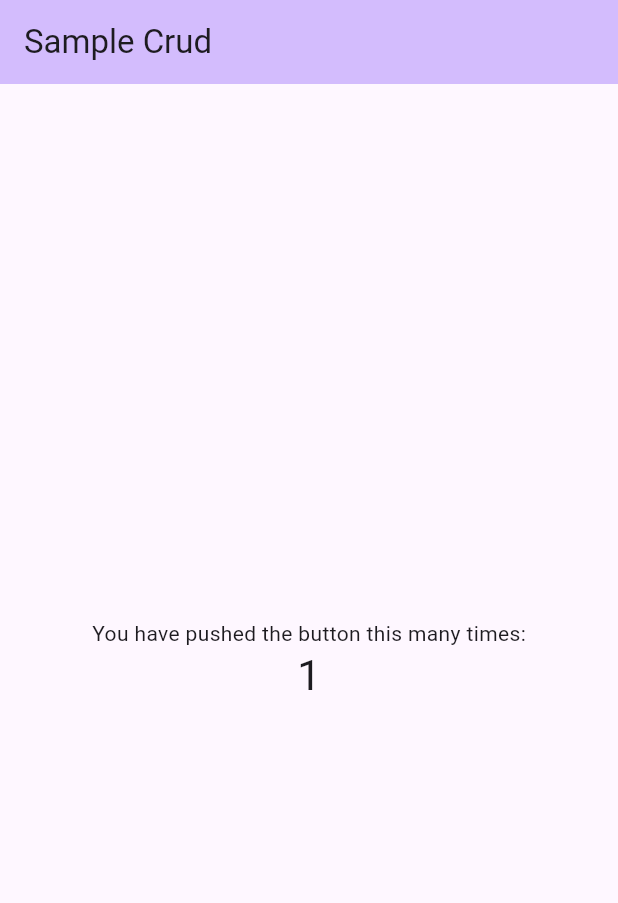
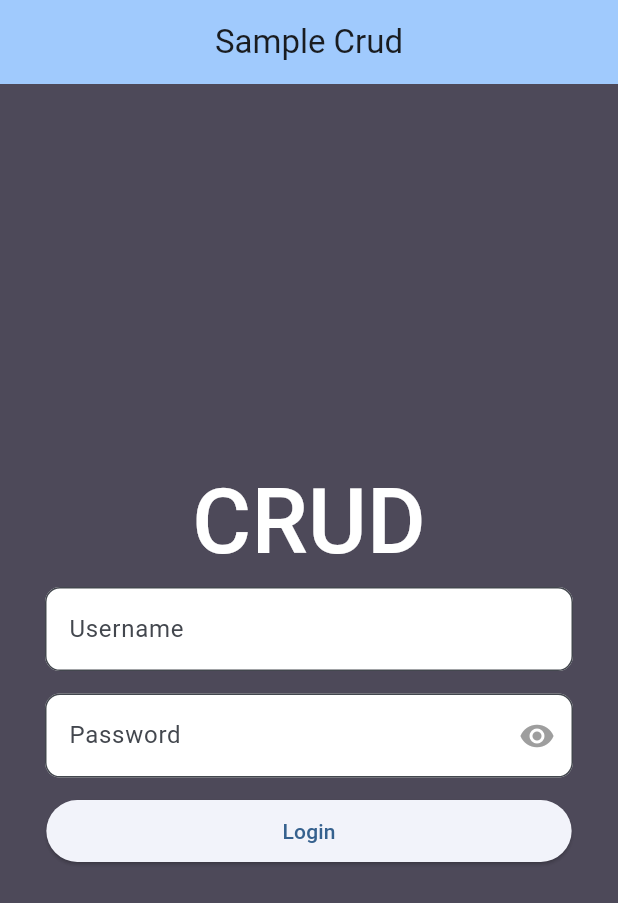
Before and after one commit to AdrianFAlejo/sample-crud, a Flutter app: the screen it shows after launch, on a phone screen of 412 x 824 dp. Shown: the top 903 px of the screen. Run offline on Flutter 3.47's test engine with Material 3 defaults, Android fonts, the phone set to English and light mode, and no system bars.

Commit message:
added frontend crud

```diff
--- a/lib/main.dart
+++ b/lib/main.dart
@@ -14,24 +14,17 @@ class MyApp extends StatelessWidget {
     return MaterialApp(
       title: 'Sample Crud',
       theme: ThemeData(
-        // This is the theme of your application.
-        //
-        // TRY THIS: Try running your application with "flutter run". You'll see
-        // the application has a purple toolbar. Then, without quitting the app,
-        // try changing the seedColor in the colorScheme below to Colors.green
-        // and then invoke "hot reload" (save your changes or press the "hot
-        // reload" button in a Flutter-supported IDE, or press "r" if you used
-        // the command line to start the app).
-        //
-        // Notice that the counter didn't reset back to zero; the application
-        // state is not lost during the reload. To reset the state, use hot
-        // restart instead.
-        //
-        // This works for code too, not just values: Most code changes can be
-        // tested with just a hot reload.
-        colorScheme: ColorScheme.fromSeed(seedColor: Colors.deepPurple),
+        colorScheme: ColorScheme.fromSeed(seedColor: Colors.blue, error: Colors.red),
+        textTheme: const TextTheme(
+          displayLarge: TextStyle(fontSize: 24, fontWeight: FontWeight.bold, color: Colors.white),
+          displayMedium: TextStyle(fontSize: 22, fontWeight: FontWeight.w600, color: Colors.white),
+          displaySmall: TextStyle(fontSize: 16, color: Colors.white),
+          // Add more text styles as needed
+        ),
+
         useMaterial3: true,
       ),
+      debugShowCheckedModeBanner : false,
       home: const LandingPage(),
     );
   }
--- a/lib/screens/landing_page.dart
+++ b/lib/screens/landing_page.dart
@@ -1,4 +1,6 @@
 import 'package:flutter/material.dart';
+import 'package:flutter/widgets.dart';
+import 'package:sample_crud/screens/home_page.dart';
 
 class LandingPage extends StatefulWidget {
   const LandingPage({super.key});
@@ -8,47 +10,92 @@ class LandingPage extends StatefulWidget {
 }
 
 class _LandingPageState extends State<LandingPage> {
+
+  bool _obscureText = true;
+  TextEditingController userNameController = TextEditingController();
+  TextEditingController passwordController = TextEditingController();
+
+  // Toggles the password show status
+  void _toggle() {
+    setState(() {
+      _obscureText = !_obscureText;
+    });
+  }
   @override
   Widget build(BuildContext context) {
     return Scaffold(
+      backgroundColor: const Color.fromARGB(255, 32, 28, 48).withOpacity(0.8),
       appBar: AppBar(
-        // TRY THIS: Try changing the color here to a specific color (to
-        // Colors.amber, perhaps?) and trigger a hot reload to see the AppBar
-        // change color while the other colors stay the same.
         backgroundColor: Theme.of(context).colorScheme.inversePrimary,
-        // Here we take the value from the MyHomePage object that was created by
-        // the App.build method, and use it to set our appbar title.
         title: const Text("Sample Crud"),
+        centerTitle: true,
+        automaticallyImplyLeading : false,
       ),
       body: Center(
-        // Center is a layout widget. It takes a single child and positions it
-        // in the middle of the parent.
         child: Column(
-          // Column is also a layout widget. It takes a list of children and
-          // arranges them vertically. By default, it sizes itself to fit its
-          // children horizontally, and tries to be as tall as its parent.
-          //
-          // Column has various properties to control how it sizes itself and
-          // how it positions its children. Here we use mainAxisAlignment to
-          // center the children vertically; the main axis here is the vertical
-          // axis because Columns are vertical (the cross axis would be
-          // horizontal).
-          //
-          // TRY THIS: Invoke "debug painting" (choose the "Toggle Debug Paint"
-          // action in the IDE, or press "p" in the console), to see the
-          // wireframe for each widget.
           mainAxisAlignment: MainAxisAlignment.center,
           children: <Widget>[
             const Text(
-              'You have pushed the button this many times:',
+              'CRUD',
+                style: TextStyle(
+                  color: Colors.white,
+                fontSize: 60,
+                fontWeight: FontWeight.w500,
+              ),
             ),
-            Text(
-              '1',
-              style: Theme.of(context).textTheme.headlineMedium,
+            Padding(
+              padding: const EdgeInsets.symmetric(horizontal: 30),
+              child: TextFormField(
+                controller: userNameController,
+                decoration: InputDecoration(
+                  border: OutlineInputBorder(
+                    borderRadius: BorderRadius.circular(10.0),
+                  ),
+                  hintText: 'Username',
+                  filled: true,
+                  fillColor: Colors.white,
+                ),
+              ),
             ),
+            Padding(
+              padding: const EdgeInsets.symmetric(horizontal: 30, vertical: 15),
+              child: TextFormField(
+                obscureText: _obscureText,
+                controller: passwordController,
+                decoration: InputDecoration(
+                  border: OutlineInputBorder(
+                    borderRadius: BorderRadius.circular(10.0),
+                  ),
+                  hintText: 'Password',
+                  filled: true,
+                  fillColor: Colors.white,
+                  suffixIcon: IconButton(
+                    icon: Icon(
+                      _obscureText
+                        ? Icons.visibility
+                        : Icons.visibility_off,
+                      color: _obscureText ? Colors.grey : Colors.blue,
+                    ),
+                    onPressed: _toggle,
+                  ),
+                ),
+              ),
+            ),
+            SizedBox(
+              width: MediaQuery.of(context).size.width * 0.85,
+              height: MediaQuery.of(context).size.height * 0.05,
+              child: ElevatedButton(
+                onPressed: () {
+                  print("test output : ${userNameController.text} ${passwordController.text} ");
+                  Navigator.pushReplacement(
+                  context,
+                  MaterialPageRoute(
+                      builder: (context) => const HomePage()));
+                },
+                child: const Text('Login')))
           ],
         ),
-      ), // This trailing
+      )
     );
   }
 }
```
Also changed, not shown: lib/screens/home_page.dart (added, +150 -0 lines).
